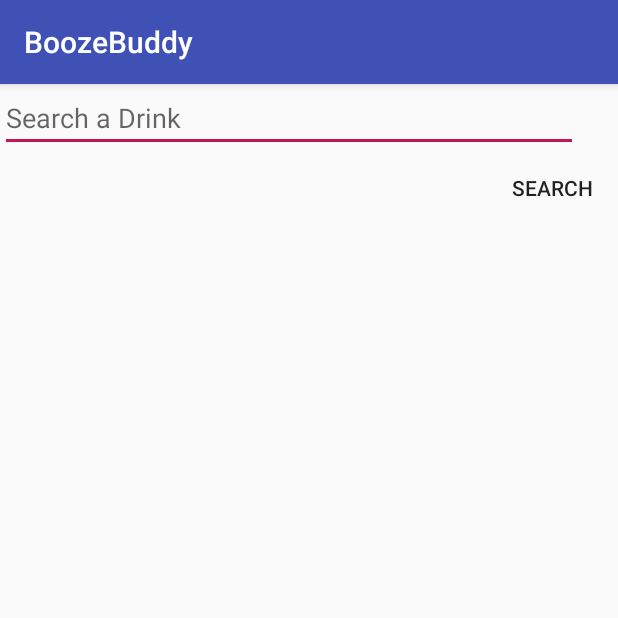
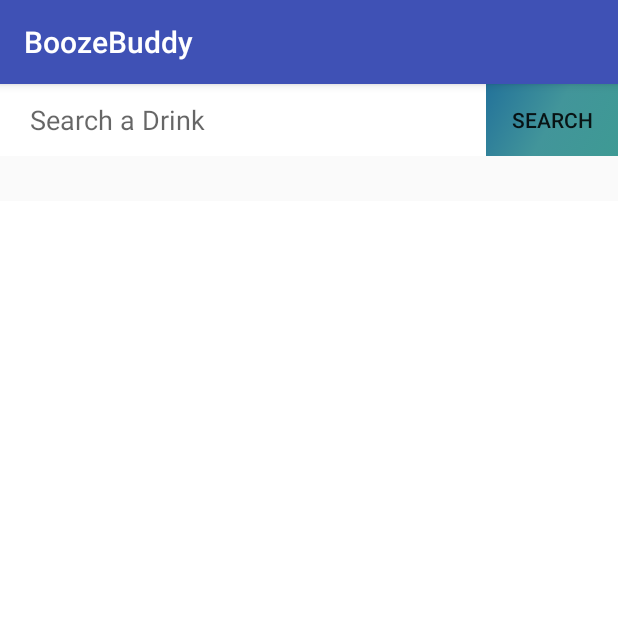
Before and after one commit to ksuhr1/BoozeBuddy, an Android app: the DiarySearch screen opened directly, with no data from a screen before it, on a phone screen of 412 x 824 dp, the top half of it. Run offline under Robolectric (Android 15) with nearby library versions, the phone set to English and light mode, and no system bars; our stand-ins replace Volley; libraries missing offline, so code that uses them is left out: me.dm7.barcodescanner.

Commit message:
Search results updated

```diff
--- a/app/src/main/res/layout/activity_diary_search.xml
+++ b/app/src/main/res/layout/activity_diary_search.xml
@@ -6,23 +6,38 @@
     android:orientation="vertical"
     tools:context="com.example.katelynsuhr.boozebuddy.DiarySearch"
     tools:layout_editor_absoluteX="8dp"
-    tools:layout_editor_absoluteY="8dp">
+    tools:layout_editor_absoluteY="8dp"
+    >
+<LinearLayout
+    android:layout_width="match_parent"
+    android:layout_height="wrap_content"
+    android:weightSum="1">
 
     <EditText
         android:id="@+id/drinkInput"
-        android:layout_width="385dp"
-        android:layout_height="wrap_content"
-        android:hint="Search a Drink"
-        android:inputType="textFilter" />
+        android:layout_width="0dp"
+        android:layout_height="match_parent"
+        android:background="#FFFF"
+        android:hint="@string/search_a_drink"
+        android:inputType="textFilter"
+        android:layout_weight="1.00"
+        android:paddingLeft="20dp"
+        android:paddingStart="20dp"
+        android:paddingRight="0dp"
+        android:paddingEnd="0dp"/>
 
     <Button
         android:id="@+id/queryButton"
         style="@style/Base.Widget.AppCompat.Button.Borderless"
         android:layout_width="wrap_content"
-        android:layout_height="wrap_content"
+        android:layout_height="match_parent"
         android:layout_gravity="end"
         android:onClick="sendRequest"
-        android:text="Search" />
+        android:text="@string/search"
+        android:background="@drawable/background_color"
+        android:drawablePadding="2dip" />
+
+</LinearLayout>
 
     <RelativeLayout
         android:layout_width="match_parent"
@@ -37,14 +52,20 @@
             android:indeterminate="true"
             android:visibility="gone" />
 
+        <TextView
+            android:layout_width="match_parent"
+            android:layout_height="30dp"
+            android:id="@+id/textView" />
+
         <ListView
             android:id="@+id/jsonResults"
             android:layout_width="match_parent"
             android:layout_height="match_parent"
+            android:background="#FFFF"
+            android:layout_alignParentBottom="true"
+            android:layout_below="@+id/textView"
             android:layout_alignParentLeft="true"
-            android:layout_alignParentStart="true"
-            android:layout_alignParentTop="true"
-            android:text="TextView" />
+            android:layout_alignParentStart="true" />
 
     </RelativeLayout>
 </LinearLayout>
--- a/app/src/main/res/values/strings.xml
+++ b/app/src/main/res/values/strings.xml
@@ -10,4 +10,7 @@
     <string name="party_mode">PARTY MODE</string>
     <string name="progress">PROGRESS</string>
     <string name="drunk_dial">DRUNK DIAL</string>
+    <string name="my_drinks">My Drinks</string>
+    <string name="search_a_drink">Search a Drink</string>
+    <string name="search">Search</string>
 </resources>
```
Also changed, not shown: app/src/main/res/layout/activity_diarymain.xml (+47 -14 lines).
